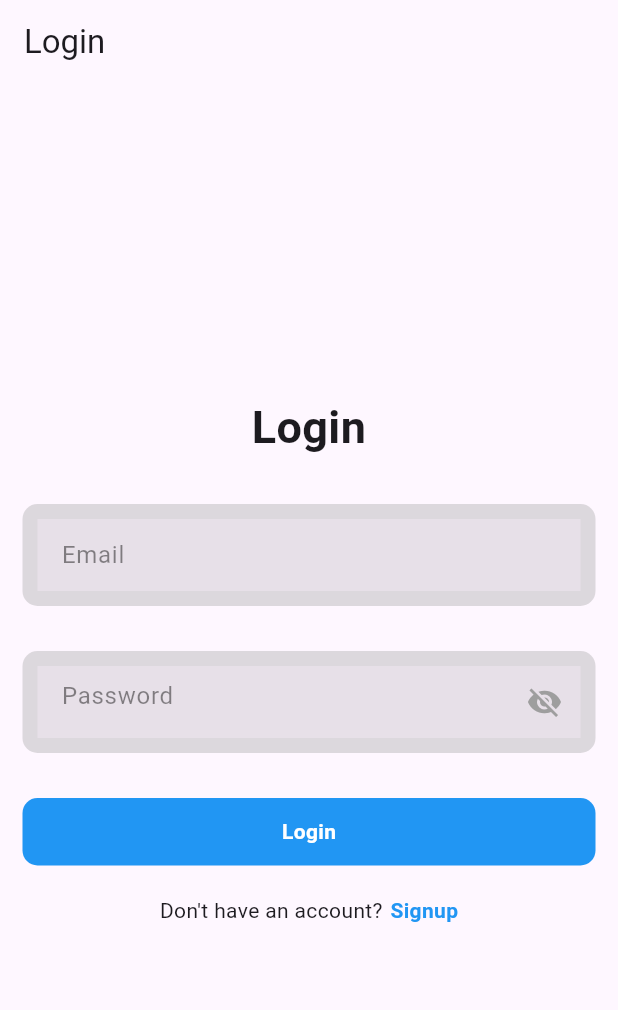
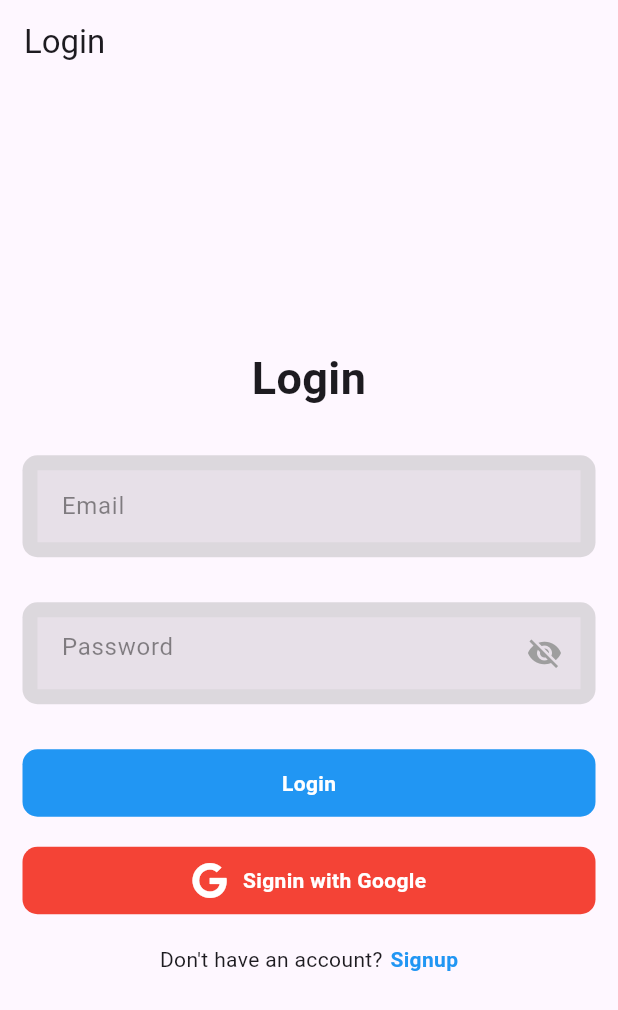
Before and after one commit to biruk-tafese/2f-capital, a Flutter app: the screen it shows after launch, on a phone screen of 412 x 824 dp. Shown: the top 1010 px of the screen. Run offline on Flutter 3.47's test engine with Material 3 defaults, Android fonts, the phone set to English and light mode, and no system bars; our stand-ins replace firebase_auth, firebase_core, fluttertoast, font_awesome_flutter, google_sign_in; accounts and stored records are empty.

Commit message:
google auth

```diff
--- a/todochatapp/lib/features/app/home_page.dart
+++ b/todochatapp/lib/features/app/home_page.dart
@@ -1,6 +1,7 @@
 import 'package:firebase_auth/firebase_auth.dart';
 import 'package:flutter/material.dart';
 import 'package:todochatapp/features/auth/presentation/login_page.dart';
+import 'package:todochatapp/features/global/common/toast.dart';
 
 class HomePage extends StatefulWidget {
   const HomePage({super.key});
@@ -31,6 +32,7 @@ class _HomePageState extends State<HomePage> {
                       MaterialPageRoute(
                           builder: (context) => const LoginPage()),
                       (route) => false);
+                  showToast(message: "SignOut Successfully");
                 },
                 child: const Text('SignOut'),
               ),
--- a/todochatapp/lib/features/auth/presentation/login_page.dart
+++ b/todochatapp/lib/features/auth/presentation/login_page.dart
@@ -2,6 +2,8 @@ import 'dart:math';
 
 import 'package:firebase_auth/firebase_auth.dart';
 import 'package:flutter/material.dart';
+import 'package:font_awesome_flutter/font_awesome_flutter.dart';
+import 'package:google_sign_in/google_sign_in.dart';
 import 'package:todochatapp/features/app/home_page.dart';
 import 'package:todochatapp/features/auth/data/firebase_auth_services.dart';
 import 'package:todochatapp/features/auth/presentation/signup_page.dart';
@@ -92,6 +94,39 @@ class _LoginPageState extends State<LoginPage> {
                 const SizedBox(
                   height: 20,
                 ),
+                GestureDetector(
+                  onTap: () {
+                    _signInWithGoogle();
+                  },
+                  child: Container(
+                    width: double.infinity,
+                    height: 45,
+                    decoration: BoxDecoration(
+                      color: Colors.red,
+                      borderRadius: BorderRadiusDirectional.circular(10),
+                    ),
+                    child: const Center(
+                      child: Row(
+                        mainAxisAlignment: MainAxisAlignment.center,
+                        children: [
+                          Icon(FontAwesomeIcons.google, color: Colors.white),
+                          SizedBox(
+                            width: 10,
+                          ),
+                          Text(
+                            "Signin with Google",
+                            style: TextStyle(
+                                color: Colors.white,
+                                fontWeight: FontWeight.bold),
+                          ),
+                        ],
+                      ),
+                    ),
+                  ),
+                ),
+                const SizedBox(
+                  height: 20,
+                ),
                 Row(
                   mainAxisAlignment: MainAxisAlignment.center,
                   children: [
@@ -148,4 +183,31 @@ class _LoginPageState extends State<LoginPage> {
       showToast(message: "user is not Loged in");
     }
   }
+
+  _signInWithGoogle() async {
+    final GoogleSignIn _googleSignIn = GoogleSignIn();
+
+    try {
+      final GoogleSignInAccount? googleSignInAccount =
+          await _googleSignIn.signIn();
+
+      if (googleSignInAccount != null) {
+        final GoogleSignInAuthentication googleSignInAuthentication =
+            await googleSignInAccount.authentication;
+
+        final AuthCredential credential = GoogleAuthProvider.credential(
+          accessToken: googleSignInAuthentication.accessToken,
+          idToken: googleSignInAuthentication.idToken,
+        );
+
+        await FirebaseAuth.instance.signInWithCredential(credential);
+        Navigator.pushAndRemoveUntil(
+            context,
+            MaterialPageRoute(builder: (context) => const HomePage()),
+            (route) => false);
+      }
+    } catch (e) {
+      showToast(message: "An error occurred: $e");
+    }
+  }
 }
--- a/todochatapp/pubspec.yaml
+++ b/todochatapp/pubspec.yaml
@@ -40,6 +40,8 @@ dependencies:
   firebase_auth: ^5.3.1
   firebase_storage: ^12.3.4
   fluttertoast: ^8.2.8
+  google_sign_in: ^6.2.1
+  font_awesome_flutter: ^10.7.0
 
 dev_dependencies:
   flutter_test:
```
Also changed, not shown: todochatapp/flutter_01.png (added), todochatapp/flutter_02.png (added), todochatapp/pubspec.lock, 1 other file.
